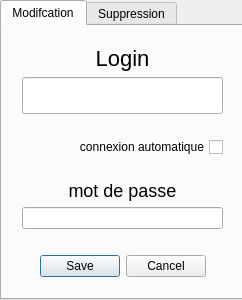
This is src/views/forms/userformdialog.ui in LP-ACPI/VerrouYEAH as Qt 5 draws it before an edit. The edited form follows.
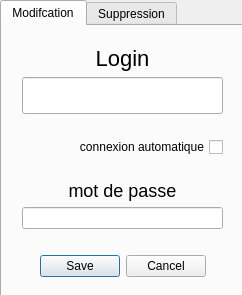
This is the edited form.

```diff
--- a/src/views/forms/userformdialog.ui
+++ b/src/views/forms/userformdialog.ui
@@ -7,7 +7,7 @@
     <x>0</x>
     <y>0</y>
     <width>242</width>
-    <height>300</height>
+    <height>295</height>
    </rect>
   </property>
   <property name="maximumSize">
@@ -19,7 +19,7 @@
   <property name="windowTitle">
    <string>Dialog</string>
   </property>
-  <widget class="QTabWidget" name="modifyUser">
+  <widget class="QTabWidget" name="userFormTabs">
    <property name="geometry">
     <rect>
      <x>0</x>
@@ -43,11 +43,11 @@
    <property name="currentIndex">
     <number>0</number>
    </property>
-   <widget class="QWidget" name="tab">
+   <widget class="QWidget" name="modifyUser">
     <attribute name="title">
      <string>Modifcation</string>
     </attribute>
-    <widget class="QWidget" name="">
+    <widget class="QWidget" name="layoutWidget">
      <property name="geometry">
       <rect>
        <x>20</x>
@@ -161,7 +161,7 @@
      </layout>
     </widget>
    </widget>
-   <widget class="QWidget" name="tab_2">
+   <widget class="QWidget" name="deleteUser">
     <attribute name="title">
      <string>Suppression</string>
     </attribute>
```
Left out of the diff: 16 changed lines with no effect on the pictures.
